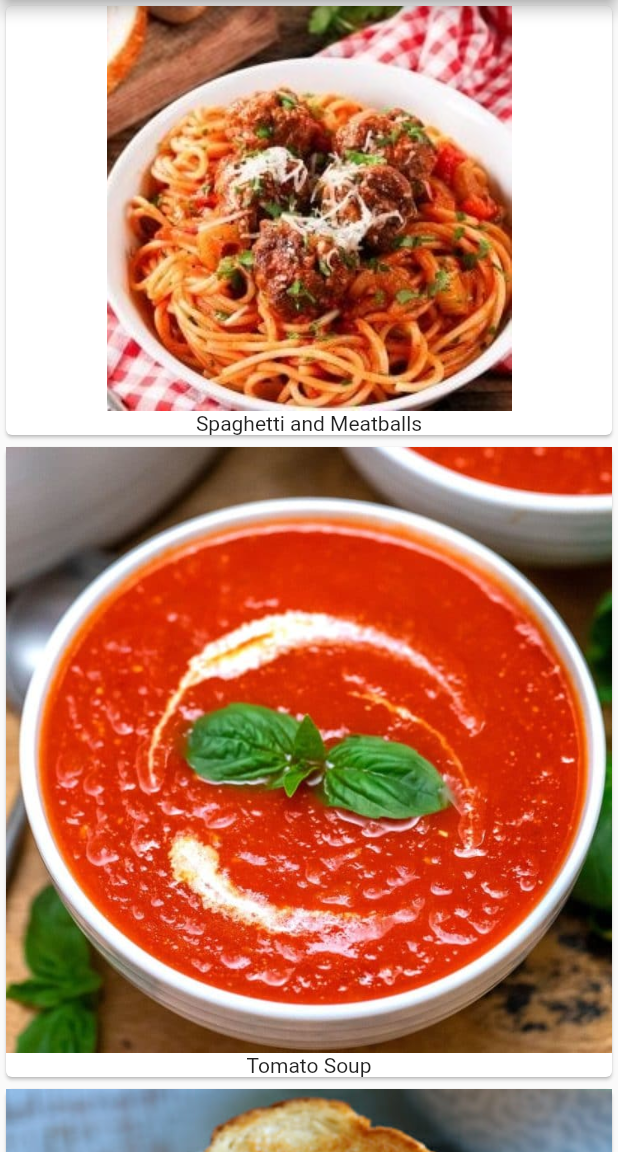
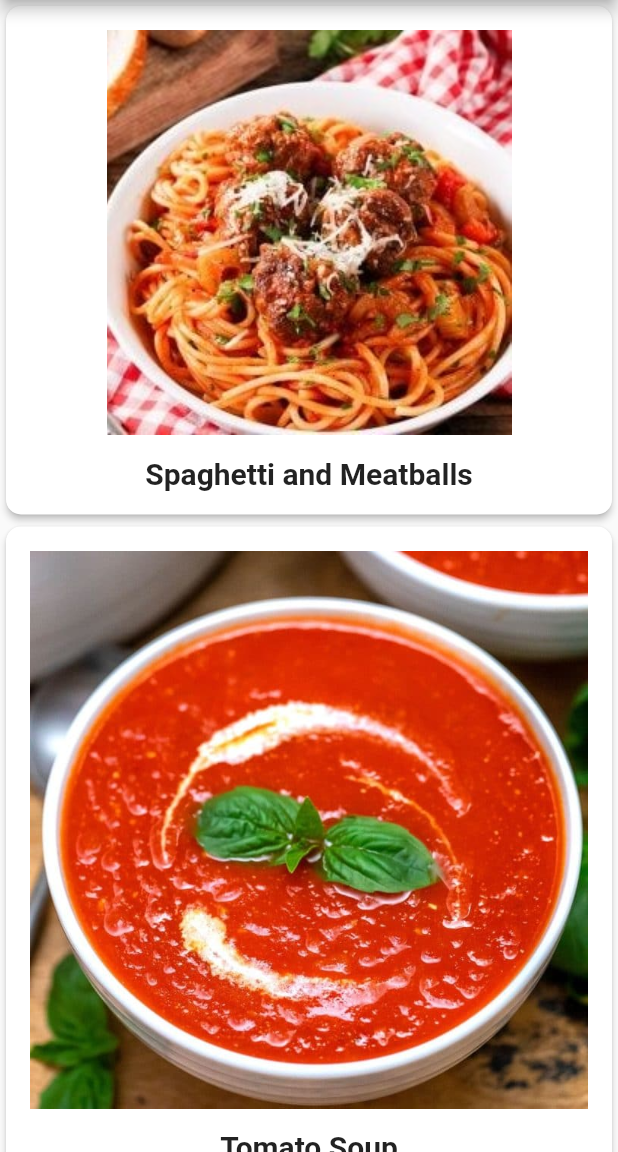
Before and after one commit to hramaroson/recipe_app, a Flutter app: the screen it shows after launch, on a phone screen of 412 x 824 dp, the part 84-1236 px from its top. Run offline on Flutter 3.47's test engine with Material 2 defaults, Android fonts, the phone set to English and light mode, and no system bars; Roboto replaces fonts that are missing (Palatino).

Commit message:
Make the Cards look nice !

```diff
--- a/lib/main.dart
+++ b/lib/main.dart
@@ -53,12 +53,29 @@ class _MyHomePageState extends State<MyHomePage> {
 
   Widget buildRecipeCard (Recipe recipe){
     return Card(
-      child: Column(
-        children: <Widget>[
-          Image(image: AssetImage(recipe.imageUrl)),
-          Text(recipe.label)
-        ],
-      )
+      elevation: 2.0,
+      shape: RoundedRectangleBorder(
+        borderRadius: BorderRadius.circular(10.0)
+      ),
+      child: Padding(
+        padding: const EdgeInsets.all(16.0),
+        child: Column(
+            children: <Widget>[
+              Image(image: AssetImage(recipe.imageUrl)),
+              const SizedBox(
+                height: 14.0,
+              ),
+              Text(
+                recipe.label,
+                style: const TextStyle(
+                  fontSize: 20.0,
+                  fontWeight: FontWeight.w700,
+                  fontFamily: "Palatino"
+                )
+              )
+            ],
+          )
+        )
     );
   }
 
```
